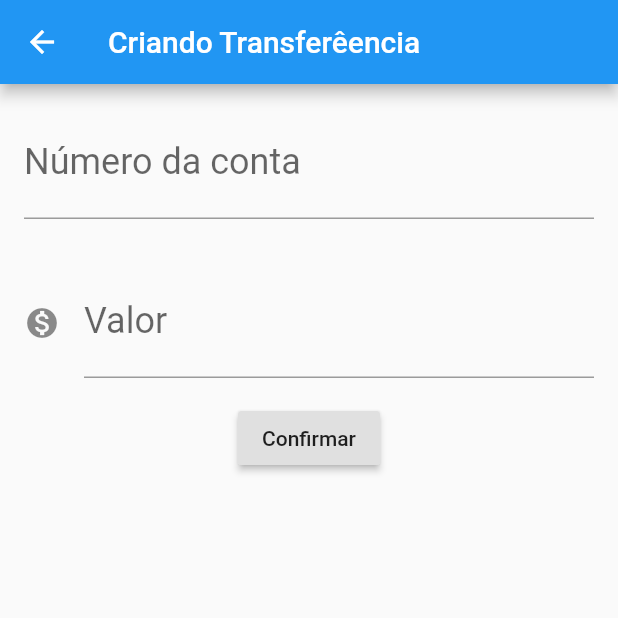
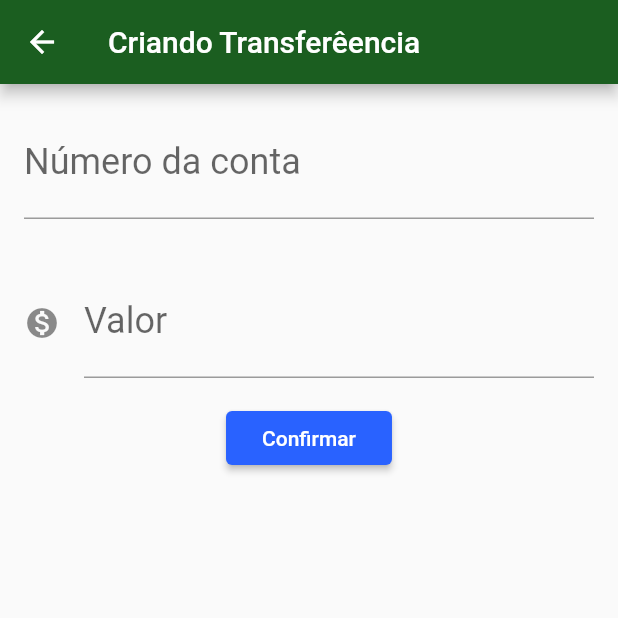
Before and after one commit to akinncar/bytebank, a Flutter app: the screen it shows after launch, after a tap on the "add" icon, on a phone screen of 412 x 824 dp, the top half of it. Run offline on Flutter 3.47's test engine with Material 2 defaults, Android fonts, the phone set to English and light mode, and no system bars.

Commit message:
Finish project and added patterns

```diff
--- /dev/null
+++ b/lib/components/editor.dart
@@ -0,0 +1,33 @@
+import 'package:flutter/cupertino.dart';
+import 'package:flutter/material.dart';
+
+class Editor extends StatelessWidget {
+  final TextEditingController controlador;
+  final String rotulo;
+  final String dica;
+  final IconData icone;
+
+  Editor({
+    this.controlador,
+    this.rotulo,
+    this.dica,
+    this.icone,
+  });
+
+  @override
+  Widget build(BuildContext context) {
+    return Padding(
+      padding: const EdgeInsets.all(16.0),
+      child: TextField(
+        controller: controlador,
+        style: TextStyle(fontSize: 24.0),
+        decoration: InputDecoration(
+          icon: icone != null ? Icon(icone) : null,
+          labelText: rotulo,
+          hintText: dica,
+        ),
+        keyboardType: TextInputType.number,
+      ),
+    );
+  }
+}
--- a/lib/main.dart
+++ b/lib/main.dart
@@ -1,5 +1,5 @@
+import 'package:bytebank/screens/transferencia/lista.dart';
 import 'package:flutter/material.dart';
-import 'package:flutter/services.dart';
 
 void main() {
   runApp(BytebankApp());
@@ -9,157 +9,14 @@ class BytebankApp extends StatelessWidget {
   @override
   Widget build(BuildContext context) {
     return MaterialApp(
-      home: Scaffold(
-        body: ListaTransferencias(),
-      ),
-    );
+        theme: ThemeData(
+          primaryColor: Colors.green[900],
+          accentColor: Colors.blueAccent[700],
+          buttonTheme: ButtonThemeData(
+            buttonColor: Colors.blueAccent[700],
+            textTheme: ButtonTextTheme.primary,
+          ),
+        ),
+        home: ListaTransferencias());
   }
 }
-
-class FormularioTransferencia extends StatefulWidget {
-  @override
-  State<StatefulWidget> createState() {
-    return FormularioTransferenciaState();
-  }
-}
-
-class FormularioTransferenciaState extends State<FormularioTransferencia> {
-  final TextEditingController _controladorCampoNumeroConta =
-      TextEditingController();
-  final TextEditingController _controladorCampoValor = TextEditingController();
-
-  @override
-  Widget build(BuildContext context) {
-    return Scaffold(
-        appBar: AppBar(title: Text('Criando Transferêencia')),
-        body: SingleChildScrollView(
-          child: Column(
-            children: <Widget>[
-              Editor(
-                  controlador: _controladorCampoNumeroConta,
-                  rotulo: 'Número da conta',
-                  dica: '0000'),
-              Editor(
-                controlador: _controladorCampoValor,
-                rotulo: 'Valor',
-                dica: '0.00',
-                icone: Icons.monetization_on,
-              ),
-              RaisedButton(
-                child: Text('Confirmar'),
-                onPressed: () => _criaTransferencia(context),
-              )
-            ],
-          ),
-        ));
-  }
-
-  void _criaTransferencia(context) {
-    final int numeroConta = int.tryParse(_controladorCampoNumeroConta.text);
-    final double valor = double.tryParse(_controladorCampoValor.text);
-    if (numeroConta != null && valor != null) {
-      final transferenciaCriada = Transferencia(valor, numeroConta);
-      Navigator.pop(context, transferenciaCriada);
-    }
-  }
-}
-
-class Editor extends StatelessWidget {
-  final TextEditingController controlador;
-  final String rotulo;
-  final String dica;
-  final IconData icone;
-
-  Editor({this.controlador, this.rotulo, this.dica, this.icone});
-
-  @override
-  Widget build(BuildContext context) {
-    return Padding(
-      padding: const EdgeInsets.all(16.0),
-      child: TextField(
-        controller: controlador,
-        style: TextStyle(fontSize: 24.0),
-        decoration: InputDecoration(
-          icon: icone != null ? Icon(icone) : null,
-          labelText: rotulo,
-          hintText: dica,
-        ),
-        keyboardType: TextInputType.number,
-      ),
-    );
-  }
-}
-
-class ListaTransferencias extends StatefulWidget {
-  final List<Transferencia> _transferencias = List();
-
-  @override
-  State<StatefulWidget> createState() {
-    return ListaTransferenciasState();
-  }
-}
-
-class ListaTransferenciasState extends State<ListaTransferencias> {
-  @override
-  Widget build(BuildContext context) {
-    return Scaffold(
-      appBar: AppBar(
-        title: Text('Transferências'),
-      ),
-      body: ListView.builder(
-        itemCount: widget._transferencias.length,
-        itemBuilder: (context, indice) {
-          final transferencia = widget._transferencias[indice];
-          return ItemTransferencia(transferencia);
-        },
-      ),
-      floatingActionButton: FloatingActionButton(
-        child: Icon(Icons.add),
-        onPressed: () {
-          final Future<Transferencia> future =
-              Navigator.push(context, MaterialPageRoute(builder: (context) {
-            return FormularioTransferencia();
-          }));
-          future.then((transferenciaRecebida) {
-            debugPrint('then future');
-            debugPrint('$transferenciaRecebida');
-            if (transferenciaRecebida != null) {
-              setState(() {
-                widget._transferencias.add(transferenciaRecebida);
-              });
-            }
-          });
-        },
-      ),
-    );
-  }
-}
-
-class ItemTransferencia extends StatelessWidget {
-  final Transferencia _transferencia;
-
-  ItemTransferencia(this._transferencia);
-
-  @override
-  Widget build(BuildContext context) {
-    return Card(
-      child: ListTile(
-        leading: Icon(Icons.monetization_on),
-        title: Text(_transferencia.valor.toString()),
-        subtitle: Text(_transferencia.numeroConta.toString()),
-      ),
-    );
-  }
-}
-
-class Transferencia {
-  final double valor;
-  final int numeroConta;
-
-  Transferencia(this.valor, this.numeroConta);
-
-  @override
-  String toString() {
-    return 'Transferencia{valor: $valor, numeroConta: $numeroConta}';
-  }
-}
--- /dev/null
+++ b/lib/models/transferencia.dart
@@ -0,0 +1,14 @@
+class Transferencia {
+  final double valor;
+  final int numeroConta;
+
+  Transferencia(
+    this.valor,
+    this.numeroConta,
+  );
+
+  @override
+  String toString() {
+    return 'Transferencia{valor: $valor, numeroConta: $numeroConta}';
+  }
+}
--- /dev/null
+++ b/lib/screens/transferencia/formulario.dart
@@ -0,0 +1,62 @@
+import 'package:bytebank/components/editor.dart';
+import 'package:bytebank/models/transferencia.dart';
+import 'package:flutter/cupertino.dart';
+import 'package:flutter/material.dart';
+
+const _tituloAppBar = 'Criando Transferêencia';
+
+const _rotuloCampoValor = 'Valor';
+const _dicaCampoValor = '0.00';
+
+const _rotuloCampoNumeroConta = 'Número da conta';
+const _dicaCampoNumeroConta = '0000';
+
+const _textoBotaoConfirmar = 'Confirmar';
+
+class FormularioTransferencia extends StatefulWidget {
+  @override
+  State<StatefulWidget> createState() {
+    return FormularioTransferenciaState();
+  }
+}
+
+class FormularioTransferenciaState extends State<FormularioTransferencia> {
+  final TextEditingController _controladorCampoNumeroConta =
+      TextEditingController();
+  final TextEditingController _controladorCampoValor = TextEditingController();
+
+  @override
+  Widget build(BuildContext context) {
+    return Scaffold(
+        appBar: AppBar(title: Text(_tituloAppBar)),
+        body: SingleChildScrollView(
+          child: Column(
+            children: <Widget>[
+              Editor(
+                  controlador: _controladorCampoNumeroConta,
+                  rotulo: _rotuloCampoNumeroConta,
+                  dica: _dicaCampoNumeroConta),
+              Editor(
+                controlador: _controladorCampoValor,
+                rotulo: _rotuloCampoValor,
+                dica: _dicaCampoValor,
+                icone: Icons.monetization_on,
+              ),
+              RaisedButton(
+                child: Text(_textoBotaoConfirmar),
+                onPressed: () => _criaTransferencia(context),
+              )
+            ],
+          ),
+        ));
+  }
+
+  void _criaTransferencia(context) {
+    final int numeroConta = int.tryParse(_controladorCampoNumeroConta.text);
+    final double valor = double.tryParse(_controladorCampoValor.text);
+    if (numeroConta != null && valor != null) {
+      final transferenciaCriada = Transferencia(valor, numeroConta);
+      Navigator.pop(context, transferenciaCriada);
+    }
+  }
+}
--- /dev/null
+++ b/lib/screens/transferencia/lista.dart
@@ -0,0 +1,73 @@
+import 'package:bytebank/models/transferencia.dart';
+import 'package:flutter/cupertino.dart';
+import 'package:flutter/material.dart';
+
+import 'formulario.dart';
+
+const _tituloappBar = 'Transferências';
+
+class ListaTransferencias extends StatefulWidget {
+  final List<Transferencia> _transferencias = List();
+
+  @override
+  State<StatefulWidget> createState() {
+    return ListaTransferenciasState();
+  }
+}
+
+class ListaTransferenciasState extends State<ListaTransferencias> {
+  @override
+  Widget build(BuildContext context) {
+    return Scaffold(
+      appBar: AppBar(
+        title: Text(_tituloappBar),
+      ),
+      body: ListView.builder(
+        itemCount: widget._transferencias.length,
+        itemBuilder: (context, indice) {
+          final transferencia = widget._transferencias[indice];
+          return ItemTransferencia(transferencia);
+        },
+      ),
+      floatingActionButton: FloatingActionButton(
+        child: Icon(Icons.add),
+        onPressed: () {
+          Navigator.push(
+            context,
+            MaterialPageRoute(builder: (context) {
+              return FormularioTransferencia();
+            }),
+          ).then((transferenciaRecebida) {
+            _atualiza(transferenciaRecebida);
+          });
+          ;
+        },
+      ),
+    );
+  }
+
+  void _atualiza(Transferencia transferenciaRecebida) {
+    if (transferenciaRecebida != null) {
+      setState(() {
+        widget._transferencias.add(transferenciaRecebida);
+      });
+    }
+  }
+}
+
+class ItemTransferencia extends StatelessWidget {
+  final Transferencia _transferencia;
+
+  ItemTransferencia(this._transferencia);
+
+  @override
+  Widget build(BuildContext context) {
+    return Card(
+      child: ListTile(
+        leading: Icon(Icons.monetization_on),
+        title: Text(_transferencia.valor.toString()),
+        subtitle: Text(_transferencia.numeroConta.toString()),
+      ),
+    );
+  }
+}
```
Also changed, not shown: 2 other files.
